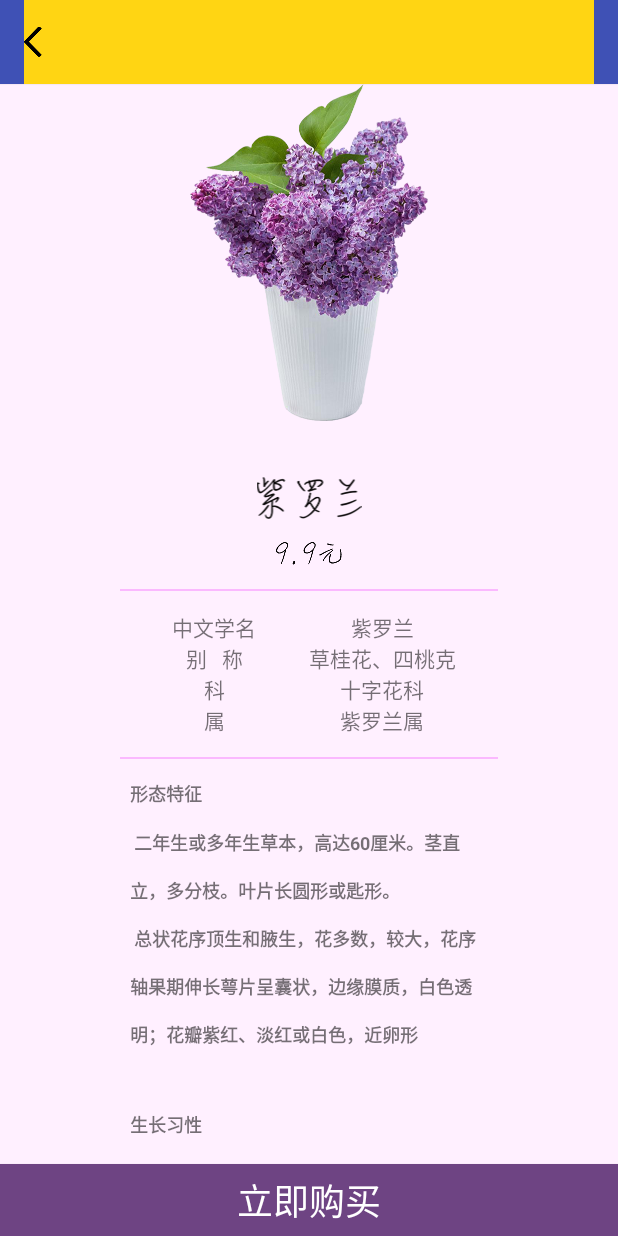
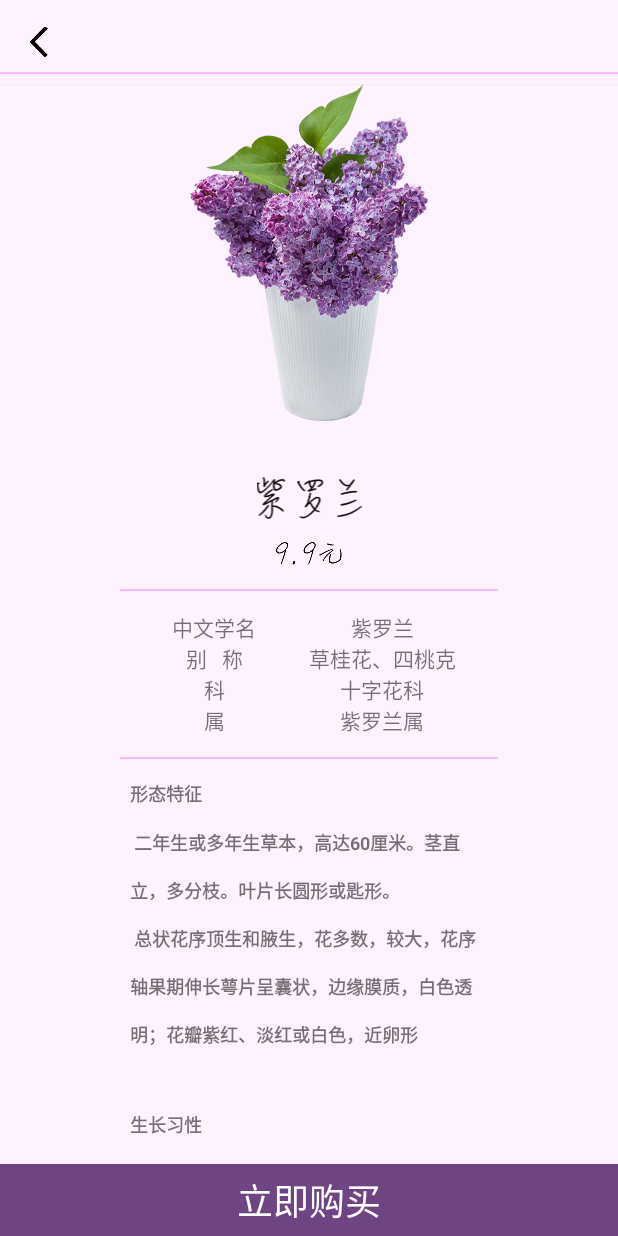
Before and after one commit to FIAL-R509-D1-Y14-BJUT/FIAL2, an Android app: the screen it shows after launch (Goods), on a phone screen of 412 x 824 dp. Run offline under Robolectric (Android 15) with nearby library versions, the phone set to English and light mode, and no system bars.

Commit message:
goods_ver1.2

```diff
--- a/app/src/main/java/com/example/administrator/lvf_10/Goods.java
+++ b/app/src/main/java/com/example/administrator/lvf_10/Goods.java
@@ -8,6 +8,7 @@ import android.support.v7.app.ActionBar;
 import android.support.v7.app.AlertDialog;
 import android.support.v7.app.AppCompatActivity;
 import android.os.Bundle;
+import android.support.v7.widget.Toolbar;
 import android.view.Gravity;
 import android.view.LayoutInflater;
 import android.view.View;
@@ -95,6 +96,9 @@ public class Goods extends AppCompatActivity {
         actionBar.setDisplayShowCustomEnabled(true);
         actionBar.setDisplayShowHomeEnabled(false);
         actionBar.setDisplayShowTitleEnabled(false);
+        Toolbar parent =(Toolbar)mActionBarView.getParent();
+        parent.setContentInsetsAbsolute(0,0);
+
     }
 
     private String sendRequest_goods(final String user_tel, final String flo_name) {
--- a/app/src/main/res/layout/action_bar.xml
+++ b/app/src/main/res/layout/action_bar.xml
@@ -2,15 +2,22 @@
 <RelativeLayout xmlns:android="http://schemas.android.com/apk/res/android"
     android:layout_width="match_parent"
     android:layout_height="match_parent"
-    android:background="#ffd513">
+    android:background="#fff2ff">
 
     <Button
         android:layout_width="12dp"
         android:layout_height="20dp"
+        android:layout_marginLeft="20dp"
         android:layout_alignParentLeft="true"
         android:layout_alignParentStart="true"
         android:layout_centerVertical="true"
         android:background="@drawable/goods_button_back"
         style="?android:attr/borderlessButtonStyle"
         android:id="@+id/button_back" />
+    <View
+        android:id="@+id/view3"
+        android:layout_width="match_parent"
+        android:layout_height="1dp"
+        android:layout_marginTop="48dp"
+        android:background="@color/goods_wordscutline" />
 </RelativeLayout>
--- a/app/src/main/res/values/colors.xml
+++ b/app/src/main/res/values/colors.xml
@@ -5,7 +5,7 @@
     <color name="colorAccent">#FF4081</color>
     <color name="colorTransparent">#00000000</color>
     <color name="colorDark">#000000</color>
-    <color name="goods_backcolor">#fff0ff</color>
+    <color name="goods_backcolor">#fff2ff</color>
     <color name="goods_topcutline">#fbd0ff</color>
     <color name="goods_wordscutline">#fbb9ff</color>
     <color name="goods_wordcolor">#373535</color>
```
